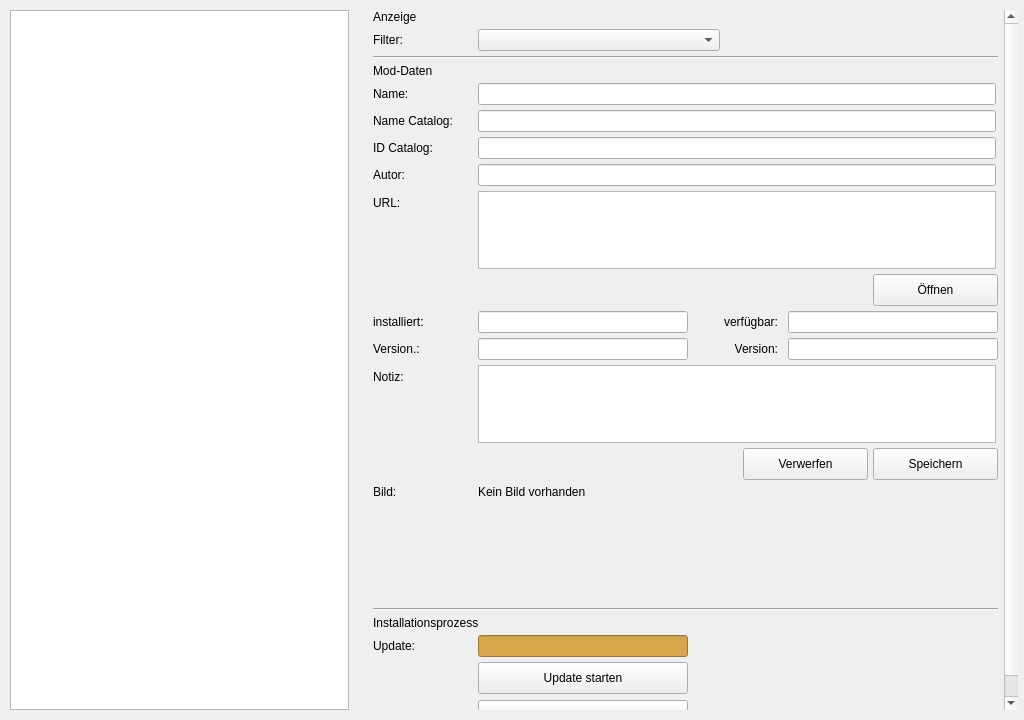
Looking4Git/Starfield_LOH, file Structure/GUI/Page_Update.ui: the form before one commit.
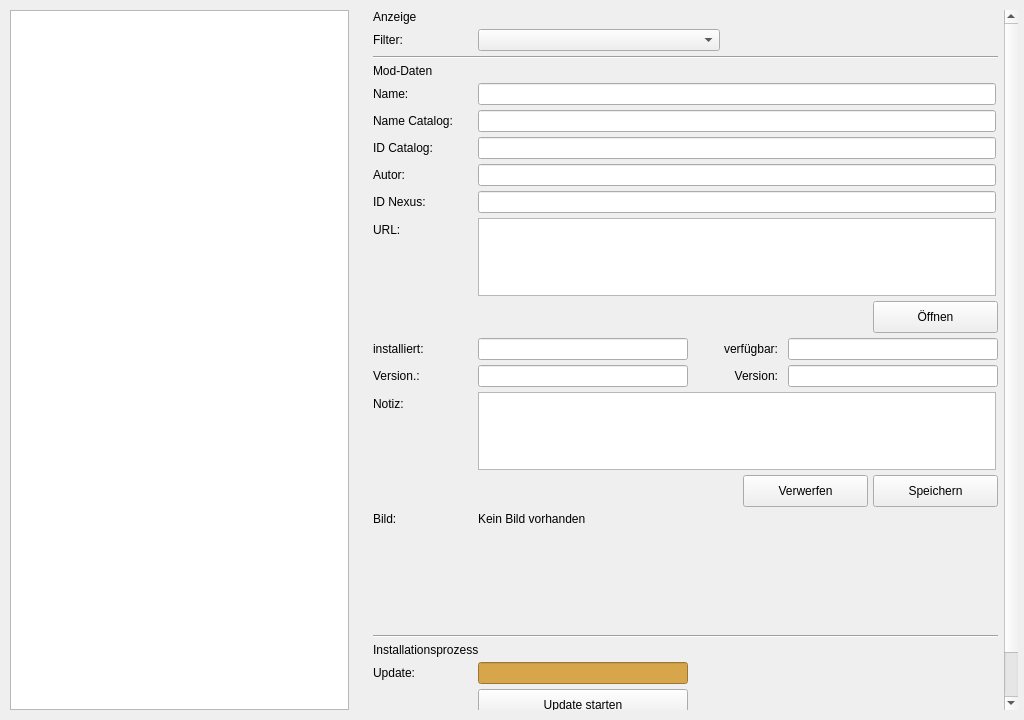
The form after the commit. Icons and pictures are not drawn.

Commit message: feat: ID Nexus Anzeige und Eingabe auf Mods/Update, Datumsformatierung DD.MM.YYYY und Update-Plattformfilter

```diff
--- a/Structure/GUI/Page_Update.ui
+++ b/Structure/GUI/Page_Update.ui
@@ -333,7 +333,42 @@
            </property>
           </widget>
          </item>
-         <item row="8" column="0">
+          <item row="8" column="0">
+           <widget class="QLabel" name="lbl_id_nexus_label">
+            <property name="text">
+             <string>ID Nexus:</string>
+            </property>
+            <property name="minimumSize">
+             <size>
+              <width>100</width>
+              <height>0</height>
+             </size>
+            </property>
+            <property name="maximumSize">
+             <size>
+              <width>100</width>
+              <height>16777215</height>
+             </size>
+            </property>
+           </widget>
+          </item>
+          <item row="8" column="1">
+           <widget class="QLineEdit" name="inp_id_nexus">
+            <property name="minimumSize">
+             <size>
+              <width>518</width>
+              <height>0</height>
+             </size>
+            </property>
+            <property name="maximumSize">
+             <size>
+              <width>518</width>
+              <height>16777215</height>
+             </size>
+            </property>
+           </widget>
+          </item>
+         <item row="9" column="0">
           <widget class="QLabel" name="lbl_url_label">
            <property name="text">
             <string>URL:</string>
@@ -352,7 +387,7 @@
            </property>
           </widget>
          </item>
-         <item row="8" column="1">
+         <item row="9" column="1">
           <layout class="QVBoxLayout" name="url_and_button_layout">
            <property name="spacing">
             <number>5</number>
@@ -427,7 +462,7 @@
            </item>
           </layout>
          </item>
-         <item row="9" column="0">
+         <item row="10" column="0">
           <widget class="QLabel" name="lbl_date_inst_label">
            <property name="text">
             <string>installiert:</string>
@@ -446,7 +481,7 @@
            </property>
           </widget>
          </item>
-         <item row="9" column="1">
+         <item row="10" column="1">
           <layout class="QHBoxLayout" name="layout_date_fields">
            <property name="spacing">
             <number>10</number>
@@ -526,7 +561,7 @@
            </item>
           </layout>
          </item>
-         <item row="10" column="0">
+         <item row="11" column="0">
           <widget class="QLabel" name="lbl_ver_inst_label">
            <property name="text">
             <string>Version.:</string>
@@ -545,7 +580,7 @@
            </property>
           </widget>
          </item>
-         <item row="10" column="1">
+         <item row="11" column="1">
           <layout class="QHBoxLayout" name="layout_ver_fields">
            <property name="spacing">
             <number>10</number>
@@ -625,7 +660,7 @@
            </item>
           </layout>
          </item>
-         <item row="11" column="0">
+         <item row="12" column="0">
           <widget class="QLabel" name="lbl_note_label">
            <property name="text">
             <string>Notiz:</string>
@@ -644,7 +679,7 @@
            </property>
           </widget>
          </item>
-         <item row="11" column="1">
+         <item row="12" column="1">
           <widget class="QTextEdit" name="inp_note">
            <property name="sizePolicy">
             <sizepolicy hsizetype="Expanding" vsizetype="Fixed">
@@ -669,7 +704,7 @@
            </property>
           </widget>
          </item>
-         <item row="12" column="1">
+         <item row="13" column="1">
            <layout class="QHBoxLayout" name="detail_button_layout">
             <property name="leftMargin">
              <number>0</number>
@@ -756,7 +791,7 @@
             </item>
            </layout>
           </item>
-         <item row="13" column="0">
+         <item row="14" column="0">
           <widget class="QLabel" name="lbl_image_label">
            <property name="text">
             <string>Bild:</string>
@@ -781,7 +816,7 @@
            </property>
           </widget>
          </item>
-         <item row="13" column="1">
+         <item row="14" column="1">
           <widget class="QLabel" name="lbl_preview_image">
            <property name="minimumSize">
             <size>
@@ -806,7 +841,7 @@
            </property>
           </widget>
          </item>
-         <item row="14" column="0" colspan="2">
+         <item row="15" column="0" colspan="2">
            <widget class="QFrame" name="sep_install_process">
             <property name="frameShape">
              <enum>QFrame::Shape::HLine</enum>
@@ -816,14 +851,14 @@
             </property>
            </widget>
           </item>
-         <item row="15" column="0" colspan="2">
+         <item row="16" column="0" colspan="2">
            <widget class="QLabel" name="lbl_install_process">
             <property name="text">
              <string>Installationsprozess</string>
             </property>
            </widget>
           </item>
-         <item row="16" column="0">
+         <item row="17" column="0">
           <widget class="QLabel" name="lbl_update_label">
            <property name="text">
             <string>Update:</string>
@@ -842,7 +877,7 @@
            </property>
           </widget>
          </item>
-         <item row="16" column="1">
+         <item row="17" column="1">
           <layout class="QHBoxLayout" name="layout_update_fields">
            <property name="spacing">
             <number>10</number>
@@ -887,7 +922,7 @@
            </item>
           </layout>
          </item>
-         <item row="17" column="1">
+         <item row="18" column="1">
            <layout class="QVBoxLayout" name="update_button_layout">
             <property name="spacing">
              <number>6</number>
```
The commit also changes 6 other files.
